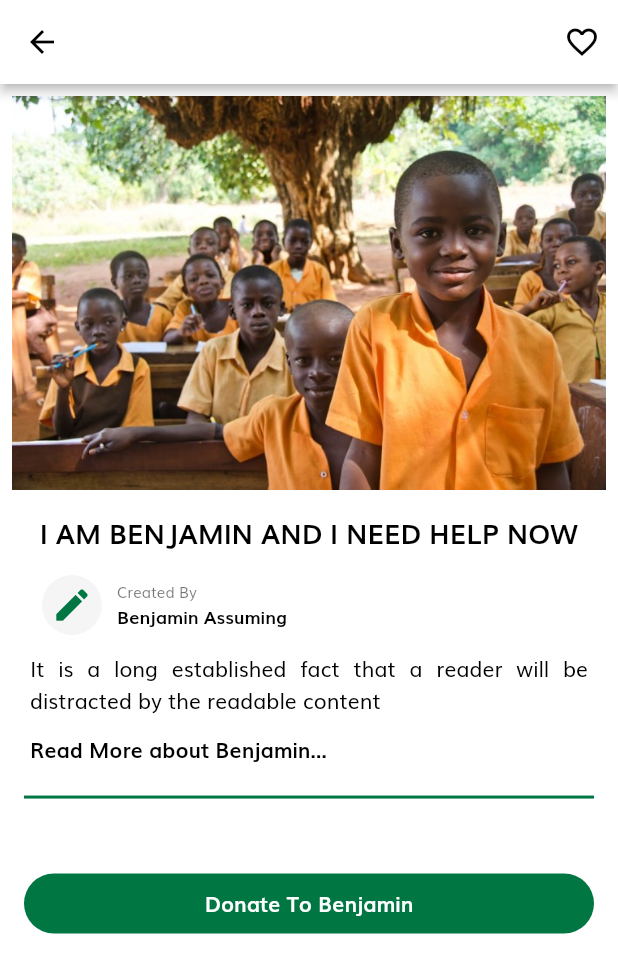
After one commit to ANU-TEAM/edufund-mobileapp, a Flutter app: the ApplicationDetailScreen screen opened directly, on a phone screen of 412 x 824 dp. The commit adds this screen. Shown: the top 973 px of the screen. Run offline on Flutter 3.47's test engine with Material 2 defaults, Android fonts, the phone set to English and light mode, and no system bars; our stand-ins replace flutter_spinkit, flutter_svg, get, percent_indicator, shared_preferences; accounts and stored records are empty.

Commit message:
Detail Screen

```diff
--- a/lib/screens/home/components/application_card.dart
+++ b/lib/screens/home/components/application_card.dart
@@ -1,5 +1,6 @@
 import 'package:flutter/material.dart';
 import 'package:mobileapp/models/application.dart';
+import 'package:mobileapp/screens/home/components/application_detail.dart';
 import 'package:mobileapp/utils/contants.dart';
 import 'package:percent_indicator/linear_percent_indicator.dart';
 
@@ -14,7 +15,15 @@ class ApplicationCard extends StatelessWidget {
       margin: EdgeInsets.symmetric(vertical: 8),
       child: Column(
         children: [
-          Card(
+          GestureDetector(
+            onTap: () {
+              Navigator.push(
+                context,
+                MaterialPageRoute(
+                    builder: (context) => ApplicationDetailScreen()),
+              );
+            },
+            child: Card(
               elevation: 5,
               child: Container(
                 width: double.infinity,
@@ -90,7 +99,8 @@ class ApplicationCard extends StatelessWidget {
                         Padding(
                           padding: EdgeInsets.only(left: 8, bottom: 8),
                           child: Text(
-                          (application.progress * 100).toInt().toString() + '%',
+                            (application.progress * 100).toInt().toString() +
+                                '%',
                             style: TextStyle(
                               color: Colors.blue,
                               fontSize: 15,
@@ -117,6 +127,7 @@ class ApplicationCard extends StatelessWidget {
                       ),
                     )
                   ],
+                ),
               ),
             ),
           ),
--- /dev/null
+++ b/lib/screens/home/components/application_detail.dart
@@ -0,0 +1,147 @@
+import 'package:flutter/material.dart';
+import 'package:mobileapp/utils/contants.dart';
+
+class ApplicationDetailScreen extends StatelessWidget {
+  @override
+  Widget build(BuildContext context) {
+    return Scaffold(
+      appBar: AppBar(
+        elevation: 3,
+        leading: Icon(
+          Icons.arrow_back,
+        ),
+        actions: [
+          IconButton(
+              icon: Icon(Icons.favorite_border_outlined), onPressed: () {}),
+        ],
+      ),
+      body: SingleChildScrollView(
+        child: Padding(
+          padding: EdgeInsets.all(8.0),
+          child: Container(
+            child: Column(
+              children: [
+                Image(
+                  image: AssetImage(
+                    "assets/images/primary.jpg",
+                  ),
+                  fit: BoxFit.contain,
+                  width: MediaQuery.of(context).size.width,
+                ),
+                Padding(
+                  padding: EdgeInsets.all(15.0),
+                  child: Text(
+                    "I AM BENJAMIN AND I NEED HELP NOW",
+                    style: TextStyle(
+                      color: Colors.black,
+                      fontSize: 18,
+                      fontWeight: FontWeight.bold,
+                    ),
+                  ),
+                ),
+                Padding(
+                  padding: EdgeInsets.only(left: 20.0),
+                  child: Row(
+                    children: [
+                      CircleAvatar(
+                        radius: 20,
+                        backgroundColor: Colors.grey[100],
+                        child: Icon(
+                          Icons.edit,
+                          color: kPrimaryColor,
+                          size: 28,
+                        ),
+                      ),
+                      Padding(
+                        padding: EdgeInsets.symmetric(horizontal: 10.0),
+                        child: Column(
+                          crossAxisAlignment: CrossAxisAlignment.start,
+                          children: [
+                            Text(
+                              "Created By",
+                              style: TextStyle(
+                                color: Colors.black54,
+                                fontSize: 10,
+                              ),
+                            ),
+                            Text(
+                              "Benjamin Assuming",
+                              style: TextStyle(
+                                color: Colors.black,
+                                fontSize: 12,
+                                fontWeight: FontWeight.bold,
+                              ),
+                            ),
+                          ],
+                        ),
+                      ),
+                    ],
+                  ),
+                ),
+                Column(
+                  crossAxisAlignment: CrossAxisAlignment.start,
+                  children: [
+                    Padding(
+                      padding: EdgeInsets.all(12.0),
+                      child: Text(
+                        "It is a long established fact that "
+                        "a reader will be distracted by the readable content ",
+                        textAlign: TextAlign.justify,
+                        style: TextStyle(
+                          color: Colors.black,
+                        ),
+                      ),
+                    ),
+                    Padding(
+                      padding: EdgeInsets.only(left: 12.0),
+                      child: Text(
+                        "Read More about Benjamin...",
+                        style: TextStyle(
+                          color: Colors.black,
+                          fontWeight: FontWeight.bold,
+                        ),
+                      ),
+                    ),
+                    Padding(
+                      padding:
+                          EdgeInsets.only(top: 20.0, right: 8.0, left: 8.0),
+                      child: Container(
+                        width: MediaQuery.of(context).size.width,
+                        height: 2,
+                        color: kPrimaryColor,
+                      ),
+                    ),
+                    Padding(
+                      padding:
+                          EdgeInsets.only(left: 8.0, right: 8.0, top: 50.0),
+                      child: GestureDetector(
+                        onTap: () {},
+                        child: Container(
+                          width: MediaQuery.of(context).size.width,
+                          height: 40.0,
+                          decoration: BoxDecoration(
+                            color: kPrimaryColor,
+                            borderRadius: BorderRadius.circular(20.0),
+                          ),
+                          child: Center(
+                            child: Text(
+                              "Donate To Benjamin",
+                              style: TextStyle(
+                                color: Colors.white,
+                                fontWeight: FontWeight.bold,
+                              ),
+                            ),
+                          ),
+                        ),
+                      ),
+                    ),
+                  ],
+                )
+              ],
+            ),
+          ),
+        ),
+      ),
+    );
+  }
+}
```
Also changed, not shown: lib/components/linearprogressindicator.dart (added), 1 other file. Lines whose indentation alone changed are shown as unchanged.
